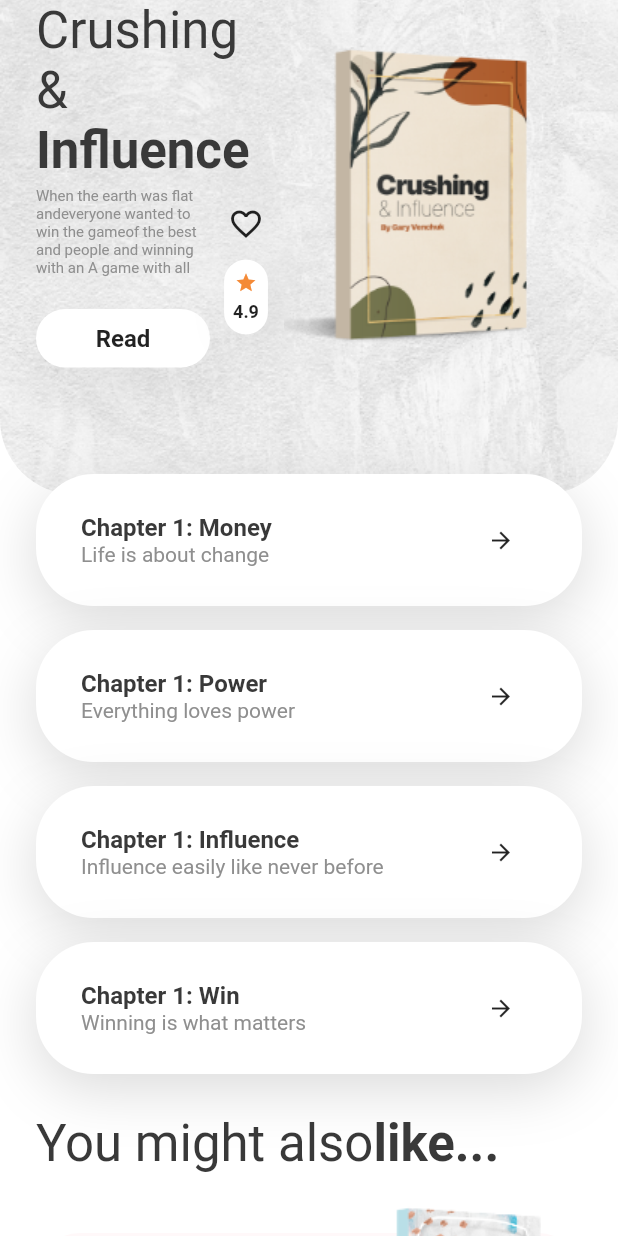
After one commit to Bleach6785/flutter_ebook, a Flutter app: the DetailsScreen screen opened directly, on a phone screen of 412 x 824 dp. The commit adds this screen. Run offline on Flutter 3.47's test engine with Material 2 defaults, Android fonts, the phone set to English and light mode, and no system bars.

Commit message:
設計書籍詳細頁面

```diff
--- /dev/null
+++ b/lib/screens/details_screen.dart
@@ -0,0 +1,310 @@
+import 'package:flutter/material.dart';
+import 'package:flutter_ebook/constants.dart';
+import 'package:flutter_ebook/widgets/book_rating.dart';
+import 'package:flutter_ebook/widgets/rounded_button.dart';
+
+class DetailsScreen extends StatelessWidget {
+  @override
+  Widget build(BuildContext context) {
+    var size = MediaQuery.of(context).size;
+    return Scaffold(
+      body: SingleChildScrollView(
+        child: Column(
+          crossAxisAlignment: CrossAxisAlignment.start,
+          children: [
+            Stack(
+              alignment: Alignment.topCenter,
+              children: [
+                Container(
+                  height: size.height * .4,
+                  width: double.infinity,
+                  decoration: BoxDecoration(
+                    image: DecorationImage(
+                      image: AssetImage("assets/images/bg.png"),
+                      fit: BoxFit.fitWidth,
+                    ),
+                    borderRadius: BorderRadius.only(
+                      bottomLeft: Radius.circular(50.0),
+                      bottomRight: Radius.circular(50.0),
+                    ),
+                  ),
+                  child: Padding(
+                    padding: EdgeInsets.symmetric(
+                      horizontal: 24.0,
+                    ),
+                    child: Column(
+                      children: [
+                        // SizedBox(height: size.height * .1),
+                        BookInfo(),
+                      ],
+                    ),
+                  ),
+                ),
+                Padding(
+                  padding: EdgeInsets.only(top: size.height * .42 - 30),
+                  child: Column(
+                    crossAxisAlignment: CrossAxisAlignment.start,
+                    children: [
+                      ChapterCard(
+                        name: "Money",
+                        chapterNumber: 1,
+                        tag: "Life is about change",
+                        press: () {},
+                      ),
+                      ChapterCard(
+                        name: "Power",
+                        chapterNumber: 1,
+                        tag: "Everything loves power",
+                        press: () {},
+                      ),
+                      ChapterCard(
+                        name: "Influence",
+                        chapterNumber: 1,
+                        tag: "Influence easily like never before",
+                        press: () {},
+                      ),
+                      ChapterCard(
+                        name: "Win",
+                        chapterNumber: 1,
+                        tag: "Winning is what matters",
+                        press: () {},
+                      ),
+                      SizedBox(height: 10.0),
+                    ],
+                  ),
+                ),
+              ],
+            ),
+            Padding(
+              padding: EdgeInsets.symmetric(horizontal: 24.0),
+              child: Column(
+                crossAxisAlignment: CrossAxisAlignment.start,
+                children: [
+                  RichText(
+                    text: TextSpan(
+                      style: Theme.of(context).textTheme.display1,
+                      children: [
+                        TextSpan(text: "You might also"),
+                        TextSpan(
+                          text: "like...",
+                          style: TextStyle(
+                            fontWeight: FontWeight.bold,
+                          ),
+                        ),
+                      ],
+                    ),
+                  ),
+                  SizedBox(height: 20.0),
+                  Stack(
+                    children: [
+                      Container(
+                        height: 180.0,
+                        width: double.infinity,
+                      ),
+                      Positioned(
+                        bottom: 0.0,
+                        left: 0.0,
+                        right: 0.0,
+                        child: Container(
+                          padding: EdgeInsets.only(
+                              left: 24.0, top: 24.0, right: 150.0),
+                          height: 160.0,
+                          width: double.infinity,
+                          decoration: BoxDecoration(
+                            borderRadius: BorderRadius.circular(29.0),
+                            color: Color(0xFFFFF8F9),
+                          ),
+                          child: Column(
+                            crossAxisAlignment: CrossAxisAlignment.start,
+                            children: [
+                              RichText(
+                                text: TextSpan(
+                                  style: TextStyle(color: kBlackColor),
+                                  children: [
+                                    TextSpan(
+                                      text:
+                                          "How To win \nFriends & Influence \n",
+                                      style: TextStyle(
+                                        fontSize: 20.0,
+                                      ),
+                                    ),
+                                    TextSpan(
+                                      text: "gary Venchuk",
+                                      style: TextStyle(color: kLightBlackColor),
+                                    ),
+                                  ],
+                                ),
+                              ),
+                              Row(
+                                children: [
+                                  BookRating(score: 4.9),
+                                  SizedBox(width: 20.0),
+                                  Expanded(
+                                    child: RoundedButton(
+                                      text: "Read",
+                                      verticalPadding: 10.0,
+                                    ),
+                                  ),
+                                ],
+                              ),
+                            ],
+                          ),
+                        ),
+                      ),
+                      Positioned(
+                        top: 0.0,
+                        right: 0.0,
+                        child: Image.asset(
+                          "assets/images/book-3.png",
+                          width: 150.0,
+                        ),
+                      ),
+                    ],
+                  ),
+                ],
+              ),
+            ),
+            SizedBox(height: 40),
+          ],
+        ),
+      ),
+    );
+  }
+}
+
+class ChapterCard extends StatelessWidget {
+  final String name;
+  final String tag;
+  final int chapterNumber;
+  final Function press;
+
+  const ChapterCard({
+    Key key,
+    this.name,
+    this.tag,
+    this.chapterNumber,
+    this.press,
+  }) : super(key: key);
+
+  @override
+  Widget build(BuildContext context) {
+    Size size = MediaQuery.of(context).size;
+    return Container(
+      padding: EdgeInsets.symmetric(vertical: 20.0, horizontal: 30.0),
+      margin: EdgeInsets.only(bottom: 16.0),
+      width: size.width - 48,
+      decoration: BoxDecoration(
+        color: Colors.white,
+        borderRadius: BorderRadius.circular(38.5),
+        boxShadow: [
+          BoxShadow(
+            offset: Offset(0.0, 10.0),
+            blurRadius: 33.0,
+            color: Color(0xFFD3D3D3).withOpacity(.84),
+          ),
+        ],
+      ),
+      child: Row(
+        children: [
+          RichText(
+            text: TextSpan(
+              children: [
+                TextSpan(
+                  text: "Chapter $chapterNumber: $name \n",
+                  style: TextStyle(
+                    fontSize: 16.0,
+                    color: kBlackColor,
+                    fontWeight: FontWeight.bold,
+                  ),
+                ),
+                TextSpan(
+                  text: tag,
+                  style: TextStyle(
+                    color: kLightBlackColor,
+                  ),
+                ),
+              ],
+            ),
+          ),
+          Spacer(),
+          IconButton(
+            icon: Icon(
+              Icons.arrow_forward,
+              size: 18.0,
+            ),
+            onPressed: press,
+          ),
+        ],
+      ),
+    );
+  }
+}
+
+class BookInfo extends StatelessWidget {
+  const BookInfo({
+    Key key,
+  }) : super(key: key);
+
+  @override
+  Widget build(BuildContext context) {
+    return Row(
+      children: [
+        Expanded(
+          child: Column(
+            crossAxisAlignment: CrossAxisAlignment.start,
+            children: [
+              Text(
+                "Crushing &",
+                style: Theme.of(context).textTheme.display1,
+              ),
+              Text(
+                "Influence",
+                style: Theme.of(context).textTheme.display1.copyWith(
+                      fontWeight: FontWeight.bold,
+                    ),
+              ),
+              SizedBox(height: 5.0),
+              Row(
+                crossAxisAlignment: CrossAxisAlignment.start,
+                children: [
+                  Expanded(
+                    child: Column(
+                      children: [
+                        Text(
+                          "When the earth was flat andeveryone wanted to win the gameof the best and people and winning with an A game with all the things you have.",
+                          maxLines: 5,
+                          style: TextStyle(
+                            fontSize: 10.0,
+                            color: kLightBlackColor,
+                          ),
+                        ),
+                        SizedBox(height: 5.0),
+                        RoundedButton(
+                          text: "Read",
+                          verticalPadding: 10.0,
+                        )
+                      ],
+                    ),
+                  ),
+                  Column(
+                    children: [
+                      IconButton(
+                        icon: Icon(Icons.favorite_border),
+                        onPressed: () {},
+                      ),
+                      BookRating(score: 4.9),
+                    ],
+                  ),
+                ],
+              ),
+            ],
+          ),
+        ),
+        Image.asset(
+          "assets/images/book-1.png",
+          height: 200.0,
+        ),
+      ],
+    );
+  }
+}
--- a/lib/screens/home_screen.dart
+++ b/lib/screens/home_screen.dart
@@ -1,4 +1,5 @@
 import 'package:flutter/material.dart';
+import 'package:flutter_ebook/screens/details_screen.dart';
 import 'package:flutter_ebook/widgets/reading_card_list.dart';
 
 import '../constants.dart';
@@ -52,6 +53,13 @@ class HomeScreen extends StatelessWidget {
                           title: 'Crushing & Influence',
                           auth: 'Gary Venchuk',
                           rating: 4.9,
+                          pressDetails: () {
+                            Navigator.push(context, MaterialPageRoute(
+                              builder: (context) {
+                                return DetailsScreen();
+                              },
+                            ));
+                          },
                         ),
                         ReadingListCard(
                           image: 'assets/images/book-2.png',
```
